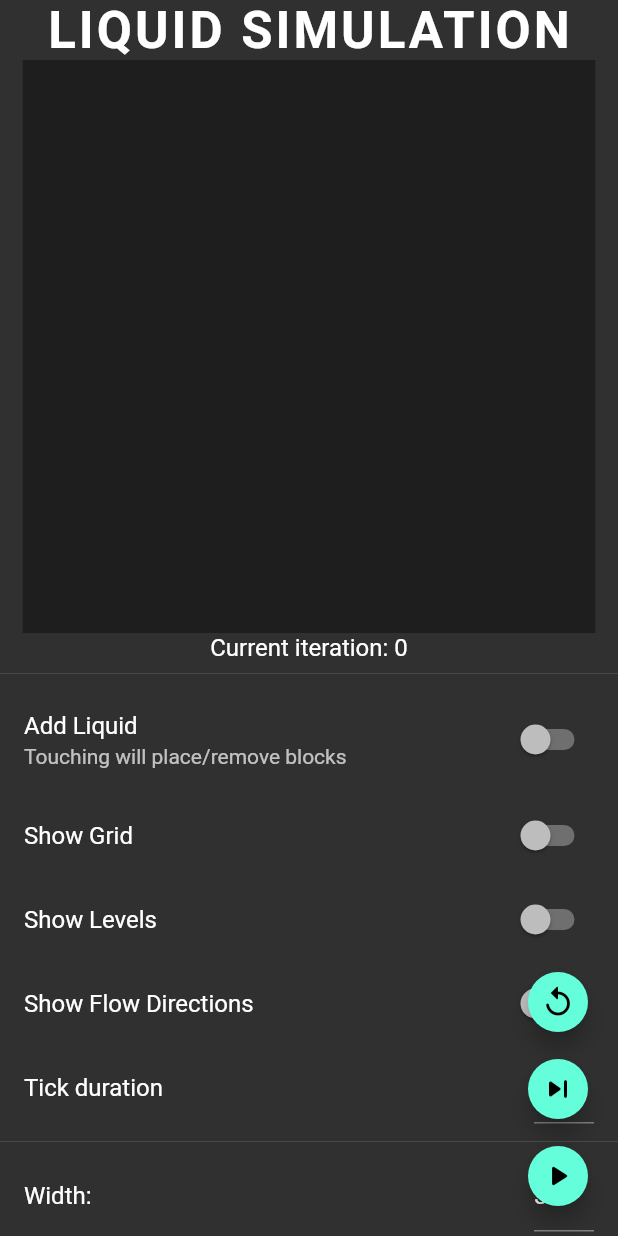
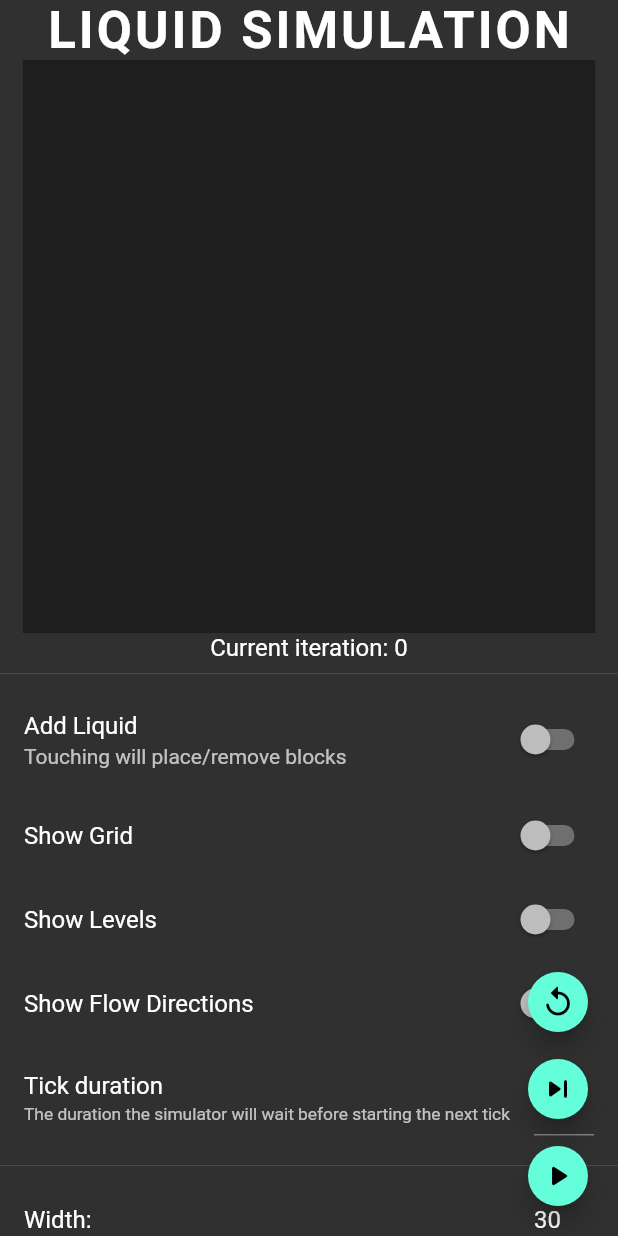
Before and after one commit to ElforL/fluid_sim, a Flutter app: the screen it shows after launch, on a phone screen of 412 x 824 dp. Run offline on Flutter 3.47's test engine with Material 2 defaults, Android fonts, the phone set to English and light mode, and no system bars; missing offline and left inert: dart:html.

Commit message:
📝 Constrained controls width

```diff
--- a/lib/main.dart
+++ b/lib/main.dart
@@ -317,7 +317,11 @@ class _MyHomePageState extends State<MyHomePage> {
   }
 
   Widget _buildDebugControls() {
-    return Column(
+    return Align(
+      alignment: AlignmentDirectional.topStart,
+      child: ConstrainedBox(
+        constraints: const BoxConstraints(maxWidth: 450),
+        child: Column(
           mainAxisSize: MainAxisSize.min,
           children: [
             ListTile(
@@ -367,15 +371,24 @@ class _MyHomePageState extends State<MyHomePage> {
             ),
             OptionTile(
               title: const Text('Tick duration'),
+              subtitle: const FittedBox(
+                child: Text('The duration the simulator will wait before starting the next tick'),
+              ),
               enabled: !sim.isRunning,
               controller: _tickMsController,
             ),
           ],
+        ),
+      ),
     );
   }
 
   Widget _buildSizeControls() {
-    return Column(
+    return Align(
+      alignment: AlignmentDirectional.topStart,
+      child: ConstrainedBox(
+        constraints: const BoxConstraints(maxWidth: 450),
+        child: Column(
           mainAxisSize: MainAxisSize.min,
           children: [
             OptionTile(
@@ -390,7 +403,7 @@ class _MyHomePageState extends State<MyHomePage> {
             ),
             Center(
               child: OutlinedButton(
-            child: const Text('SET'),
+                child: const Text('SET SIZE'),
                 onPressed: () {
                   sim.stop();
                   sim.changeWidthHeight(
@@ -402,6 +415,8 @@ class _MyHomePageState extends State<MyHomePage> {
               ),
             ),
           ],
+        ),
+      ),
     );
   }
 }
@@ -412,10 +427,12 @@ class OptionTile extends StatelessWidget {
     this.enabled = true,
     required this.controller,
     required this.title,
+    this.subtitle,
   }) : super(key: key);
 
   final bool enabled;
   final Widget? title;
+  final Widget? subtitle;
   final TextEditingController controller;
 
   @override
@@ -423,6 +440,7 @@ class OptionTile extends StatelessWidget {
     return ListTile(
       enabled: enabled,
       title: title,
+      subtitle: subtitle,
       trailing: SizedBox(
         width: 40,
         child: TextField(
```
Lines whose indentation alone changed are shown as unchanged.
